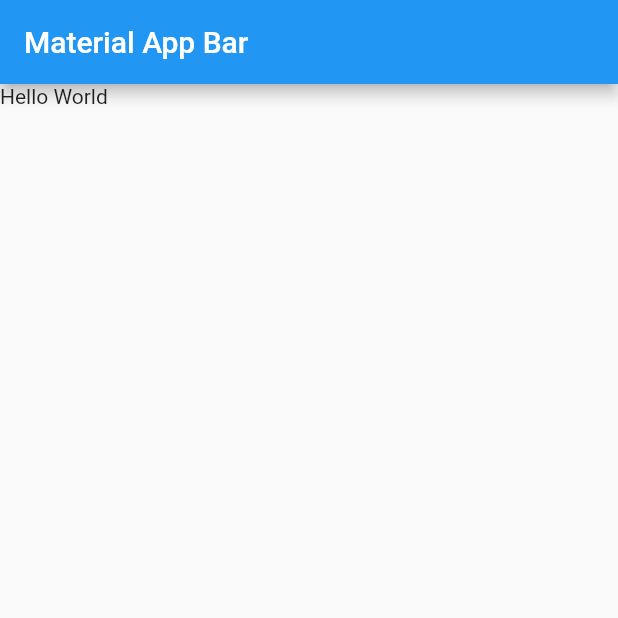
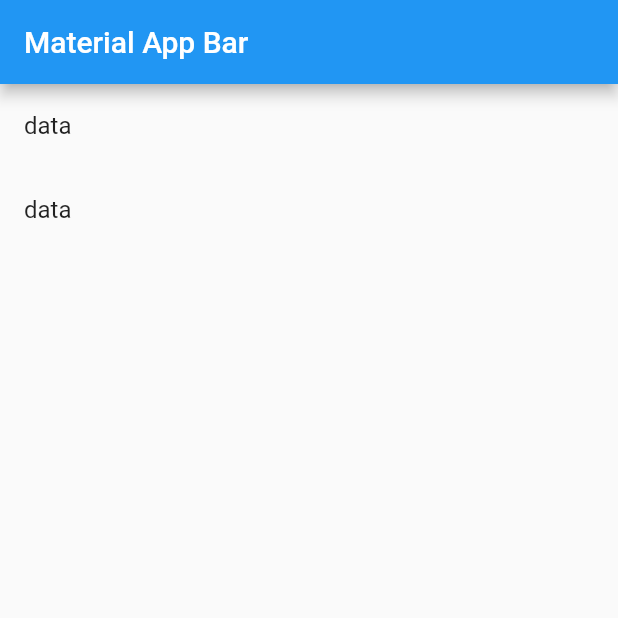
Before and after one commit to arifikhsan/flutter_components, a Flutter app: the screen it shows after launch, on a phone screen of 412 x 824 dp, the top half of it. Run offline on Flutter 3.47's test engine with Material 2 defaults, Android fonts, the phone set to English and light mode, and no system bars.

Commit message:
list tile

```diff
--- a/lib/main.dart
+++ b/lib/main.dart
@@ -2,7 +2,17 @@ import 'package:flutter/material.dart';
 
 void main() => runApp(MyApp());
 
-class MyApp extends StatelessWidget {
+class MyApp extends StatefulWidget {
+  @override
+  _MyAppState createState() => _MyAppState();
+}
+
+class _MyAppState extends State<MyApp> {
+  final List<String> components = <String>[
+    'hello world',
+    'button'
+  ];
+
   @override
   Widget build(BuildContext context) {
     return MaterialApp(
@@ -11,10 +21,15 @@ class MyApp extends StatelessWidget {
         appBar: AppBar(
           title: Text('Material App Bar'),
         ),
-        body: Column(
-          children: <Widget>[
-            Text('Hello World'),
-          ],
+        body: ListView.builder(
+          itemCount: components.length,
+          itemBuilder: (BuildContext context, int index) {
+          return Container(
+            child: ListTile(
+              title: Text('data'),
+            ),
+          );
+         },
         ),
       ),
     );
```
